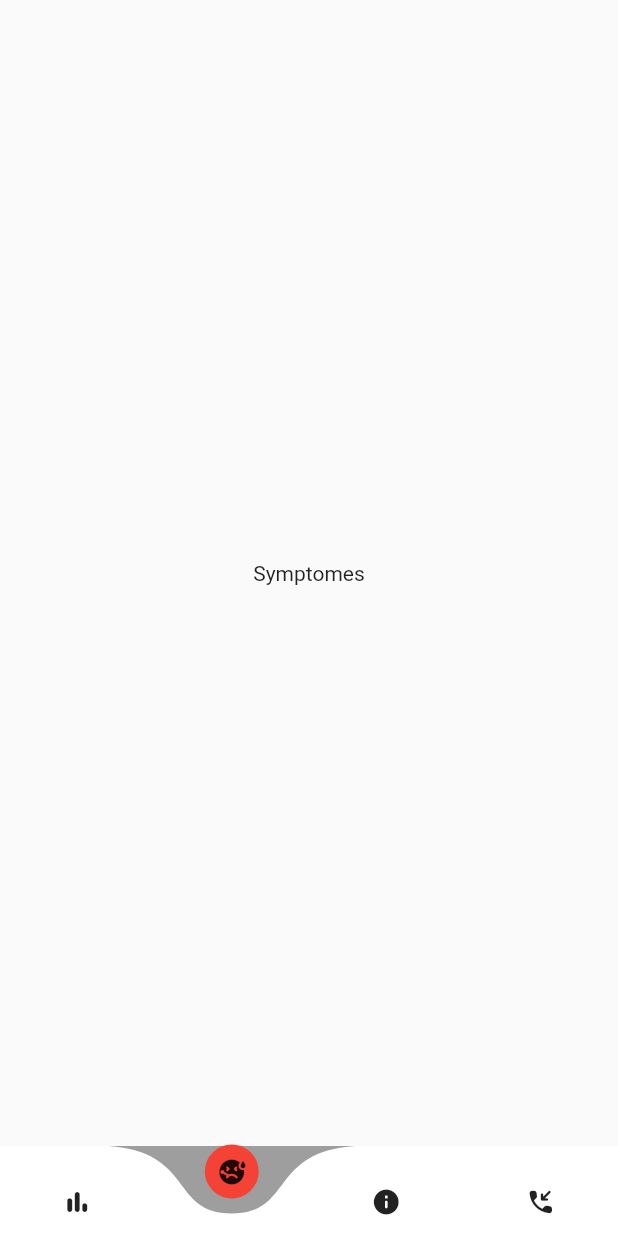
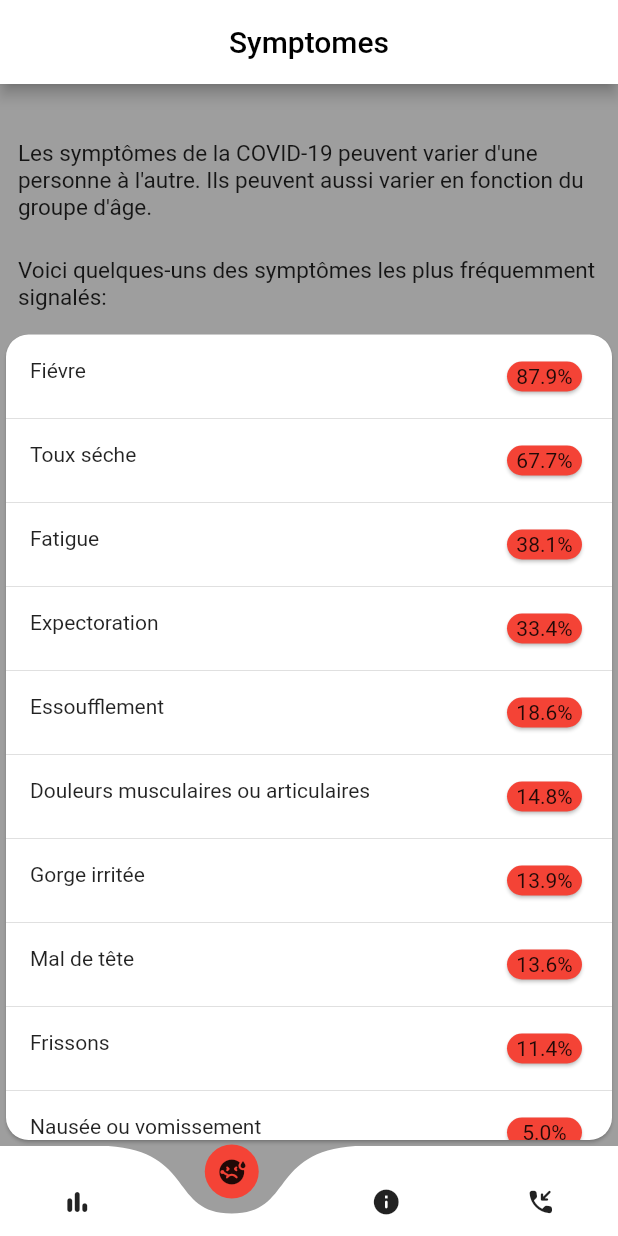
Before and after one commit to zeineblabbane/Wi9aya, a Flutter app: the screen it shows after launch, swiped to page 2, on a phone screen of 412 x 824 dp. Run offline on Flutter 3.47's test engine with Material 2 defaults, Android fonts, the phone set to English and light mode, and no system bars; drawn by our look-alikes of curved_navigation_bar.

Commit message:
page symptome

```diff
--- /dev/null
+++ b/lib/src/model/Symptome.dart
@@ -0,0 +1,8 @@
+class Symptome {
+
+  String name;
+  String percentage;
+  String description;
+
+  Symptome({this.name,this.percentage,this.description});
+}
--- /dev/null
+++ b/lib/src/view/SymptomeView.dart
@@ -0,0 +1,57 @@
+
+
+import 'package:flutter/material.dart';
+import 'package:Wi9aya/src/model/Symptome.dart';
+
+class SymptomeView extends StatelessWidget {
+  SymptomeView({
+    this.symptome,
+    Key key,
+    }) : super(key: key);
+
+  final Symptome symptome;
+
+  description(context){
+    showDialog(
+      context: context,
+      builder: (_)=>new AlertDialog(
+         title: new Text(
+           symptome.name,
+           style: TextStyle(
+             color: Colors.red,
+           ),
+          ),
+         content: new Text(symptome.description),
+         actions: <Widget>[
+           FlatButton(
+             child: Text("Close"),
+             onPressed: (){
+               Navigator.pop(context);
+             },
+           ),
+         ],
+      ),
+    );
+  }
+
+  @override
+  Widget build(BuildContext context) {
+    return ListTile(
+      leading: Text(symptome.name),
+      onTap: ()=> description(context),
+      trailing: Card(
+                  color: Colors.red,
+                  shape: RoundedRectangleBorder(
+                    borderRadius: BorderRadius.circular(30.0),
+                  ),
+                  child: SizedBox(
+                    height: 20,
+                    width: 50,
+                    child: Center(
+                      child: Text(symptome.percentage),
+                    ),
+                  ),
+                ),
+       );
+  }
+}
--- a/lib/src/view/Symptomes.dart
+++ b/lib/src/view/Symptomes.dart
@@ -1,19 +1,86 @@
 import 'package:flutter/material.dart';
+import 'package:Wi9aya/src/view/SymptomeView.dart';
+import 'package:Wi9aya/src/model/Symptome.dart';
 
 class Symptomes extends StatefulWidget {
+  Symptomes({Key key}) : super(key: key);
   @override
   _Symptomes createState() => _Symptomes();
 }
 
 class _Symptomes extends State<Symptomes> {
+
+  List<Symptome> symptomes=[
+    Symptome(name: 'Fiévre',percentage: '87.9%',description:"La fièvre est définie par une température rectale au repos supérieure ou égale à 38,0 °C." ),
+    Symptome(name: 'Toux séche',percentage: '67.7%',description:"Elle se manifeste par une sensation de « chatouillement » au fond de la gorge qui déclenche le réflexe de toux" ),
+    Symptome(name: 'Fatigue',percentage: '38.1%',description: "La fatigue est une sensation d'épuisement, de lassitude ou de somnolence consécutive."),
+    Symptome(name: 'Expectoration',percentage: '33.4%',description: "L'expectoration est l'expulsion par la bouche, au cours d'un effort de toux, de produits pathologiques provenant des voies bronchopulmonaires et aériennes supérieures."),
+    Symptome(name: 'Essoufflement',percentage: '18.6%',description:" L'essoufflement s’agit d’une augmentation du rythme respiratoire qui permet à l’organisme d’augmenter l’apport d’oxygène." ),
+    Symptome(name: 'Douleurs musculaires ou articulaires',percentage: '14.8%',description:"Une douleur articulaire ou musculaire est une douleur liée à une atteinte d’un des composants de l’articulation ou musculaire." ),
+    Symptome(name: 'Gorge irritée',percentage: '13.9%',description: "Gorge irritée s'agit d'une douleur pharyngée provoquée par une inflammation située au niveau de la cavité buccale, le larynx et/ou le pharynx."),
+    Symptome(name: 'Mal de tête',percentage: '13.6%',description: "Une céphalée, appelée familièrement mal de tête, est une douleur locale ressentie au niveau de la boîte crânienne ou parfois de la nuque."),
+    Symptome(name: 'Frissons',percentage: '11.4%',description:"Tremblement irrégulier, dû à la fièvre, accompagné d'une sensation de froid." ),
+    Symptome(name: 'Nausée ou vomissement',percentage: '5.0%',description:"La nausée désigne une sensation d'inconfort au niveau de l'estomac, un 'mal au cœur' qui entraîne une envie de vomir. Le vomissement est l'expulsion du contenu de l'estomac par la bouche." ),
+    Symptome(name: 'Congestion nasale',percentage: '4.8%',description: "La congestion nasale se manifeste lorsque les tissus internes du nez gonflent ou produisent du mucus."),
+    Symptome(name: 'Diarrhéé',percentage: '3.7%',description: "La diarrhée est un problème fréquent. Elle se caractérise par des selles de consistance liquide ou molle, plus volumineuses et nombreuses qu'à l'habitude (plus de 3 selles par jour)."),
+    Symptome(name: 'Hémoptysie',percentage: '0.9%',description: "L'hémoptysie est un rejet, à l'occasion d'effort de toux, de sang provenant des voies aériennes sous-glottiques."),
+    ];
+
+
+
   @override
   Widget build(BuildContext context) {
     return Scaffold(
-      body: Center(
-          child: Text(
-        "Symptomes",
-        textAlign: TextAlign.center,
-      )),
+      appBar: AppBar(
+        title: Text(
+          'Symptomes',
+          style: TextStyle(
+            color: Colors.black,
+          ),
+          ),
+        centerTitle: true,
+        backgroundColor: Colors.white,
+      ),
+      backgroundColor: Colors.grey,
+      body: Column(
+
+          children: <Widget>[
+            SizedBox(height: 25.0,),
+            Container(
+              padding: EdgeInsets.all(12.0),
+              child: Text(
+                'Les symptômes de la COVID-19 peuvent varier d\'une personne à l\'autre. Ils peuvent aussi varier en fonction du groupe d\'âge. ',
+                style: TextStyle(
+                  fontSize: 15,
+                ),
+              ),
+            ),
+            Container(
+              padding: EdgeInsets.all(12.0),
+              child: Text(
+                'Voici quelques-uns des symptômes les plus fréquemment signalés:',
+                style: TextStyle(
+                    fontSize: 15,
+                  ),
+              ),
+            ),
+
+            Expanded(
+              child: Card(
+                shape: RoundedRectangleBorder(
+                  borderRadius: BorderRadius.circular(15.0),
+                ),
+                child: ListView(
+                  children: ListTile.divideTiles(
+                    context: context,
+                    tiles:
+                    symptomes.map((symptome)=> SymptomeView(symptome: symptome)),
+                  ).toList(),
+                ),
+           ),
+            ),
+          ],
+      )
     );
   }
 }
```
